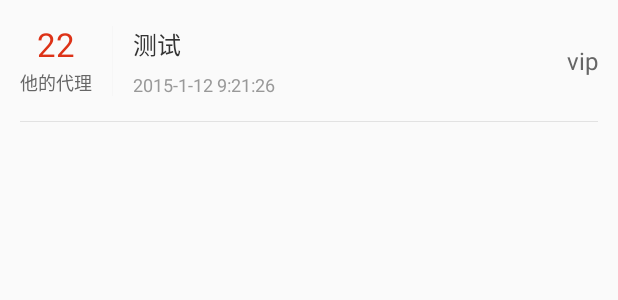
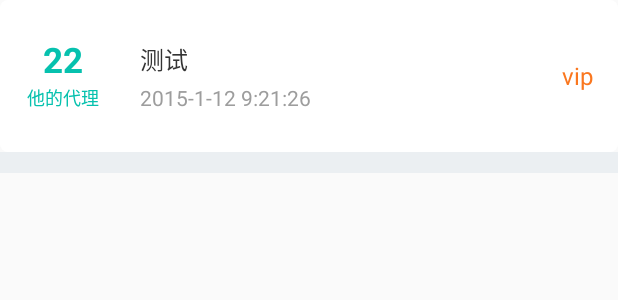
Before and after one commit to display822/hdy, an Android app: the layout item_group_list.xml on its own in the app's theme, with its tools: preview values and no code run, on a phone screen of 412 x 824 dp. Shown: the top 300 px of the screen. Run offline under Robolectric (Android 15) with nearby library versions, the phone set to English and light mode, and no system bars.

Commit message:
我的代理列表

```diff
--- a/QBStore/app/src/main/java/org/store/android/rw/haoduoyu/ui/activity/GroupListActivity.java
+++ b/QBStore/app/src/main/java/org/store/android/rw/haoduoyu/ui/activity/GroupListActivity.java
@@ -29,7 +29,7 @@ public class GroupListActivity extends BaseActivity implements BaseQuickAdapter.
 
     @Override
     public int getContentViewResId() {
-        return R.layout.activity_base_recyclerview;
+        return R.layout.activity_myagent;
     }
 
     @Override
--- /dev/null
+++ b/QBStore/app/src/main/res/drawable/shape_agentlist.xml
@@ -0,0 +1,9 @@
+<?xml version="1.0" encoding="utf-8"?>
+<shape xmlns:android="http://schemas.android.com/apk/res/android"
+    android:shape="rectangle">
+
+    <!--线宽为dashWith，线之间空隙dashGap，dashGap=0dp时，是实线 -->
+    <solid android:color="@color/white"/>
+    <!-- 矩形的圆角半径 -->
+    <corners android:radius="5dp" />
+</shape>
--- a/QBStore/app/src/main/res/layout/item_group_list.xml
+++ b/QBStore/app/src/main/res/layout/item_group_list.xml
@@ -1,16 +1,19 @@
 <?xml version="1.0" encoding="utf-8"?>
 <RelativeLayout xmlns:android="http://schemas.android.com/apk/res/android"
     android:layout_width="match_parent"
-    android:layout_height="@dimen/y152"
-    android:orientation="horizontal"
-    android:paddingLeft="@dimen/x24"
-    android:paddingRight="@dimen/x24">
+    android:layout_height="@dimen/y216"
+    android:orientation="horizontal">
 
-
+    <RelativeLayout
+        android:layout_width="match_parent"
+        android:layout_height="@dimen/y190"
+        android:background="@drawable/shape_agentlist"
+        >
         <RelativeLayout
             android:id="@+id/rl_left_content"
             android:layout_width="wrap_content"
             android:layout_height="@dimen/y88"
+            android:layout_marginLeft="@dimen/x32"
             android:layout_centerVertical="true">
 
             <TextView
@@ -20,17 +23,16 @@
                 android:layout_centerHorizontal="true"
                 android:includeFontPadding="false"
                 android:text="22"
-            android:textColor="@color/rgb_dd3217"
-            android:textSize="22sp" />
-
-
+                android:textColor="#06c1ae"
+                android:textSize="23sp"
+                android:textStyle="bold" />
             <TextView
                 android:layout_width="wrap_content"
                 android:layout_height="wrap_content"
                 android:layout_alignParentBottom="true"
                 android:includeFontPadding="false"
                 android:text="他的代理"
-            android:textColor="@color/rgb_666666"
+                android:textColor="#06c1ae"
                 android:textSize="12sp" />
         </RelativeLayout>
 
@@ -43,16 +45,14 @@
             android:layout_marginLeft="@dimen/x24"
             android:layout_marginRight="@dimen/x24"
             android:layout_toRightOf="@+id/rl_left_content"
-        android:background="@color/rgb_f6f6f6" />
+            android:background="@color/white" />
 
         <RelativeLayout
             android:layout_width="wrap_content"
             android:layout_height="@dimen/y88"
             android:layout_centerVertical="true"
             android:layout_toLeftOf="@+id/tv_item_type"
-        android:layout_toRightOf="@+id/view_line">
-
-
+            android:layout_toRightOf="@id/view_line">
             <TextView
                 android:id="@+id/tv_item_name"
                 android:layout_width="wrap_content"
@@ -69,8 +69,8 @@
                 android:layout_alignParentBottom="true"
                 android:includeFontPadding="false"
                 android:text="2015-1-12 9:21:26"
-            android:textColor="@color/rgb_999999"
-            android:textSize="12sp" />
+                android:textColor="@color/rgb_9d9d9d"
+                android:textSize="14sp" />
         </RelativeLayout>
 
 
@@ -80,13 +80,16 @@
             android:layout_height="wrap_content"
             android:layout_alignParentRight="true"
             android:layout_centerVertical="true"
+            android:layout_marginRight="@dimen/x30"
             android:text="vip"
-        android:textColor="@color/rgb_666666"
+            android:textColor="#fa771f"
             android:textSize="16sp" />
+
+    </RelativeLayout>
 
     <View
         android:layout_width="match_parent"
-        android:layout_height="@dimen/y1"
+        android:layout_height="@dimen/y26"
         android:layout_alignParentBottom="true"
-        android:background="@color/rgb_e2e2e2"/>
+        android:background="#ebeff2" />
 </RelativeLayout>
```
Also changed, not shown: QBStore/app/src/main/res/layout/activity_myagent.xml (added, +28 -0 lines). Lines whose indentation alone changed are shown as unchanged.
